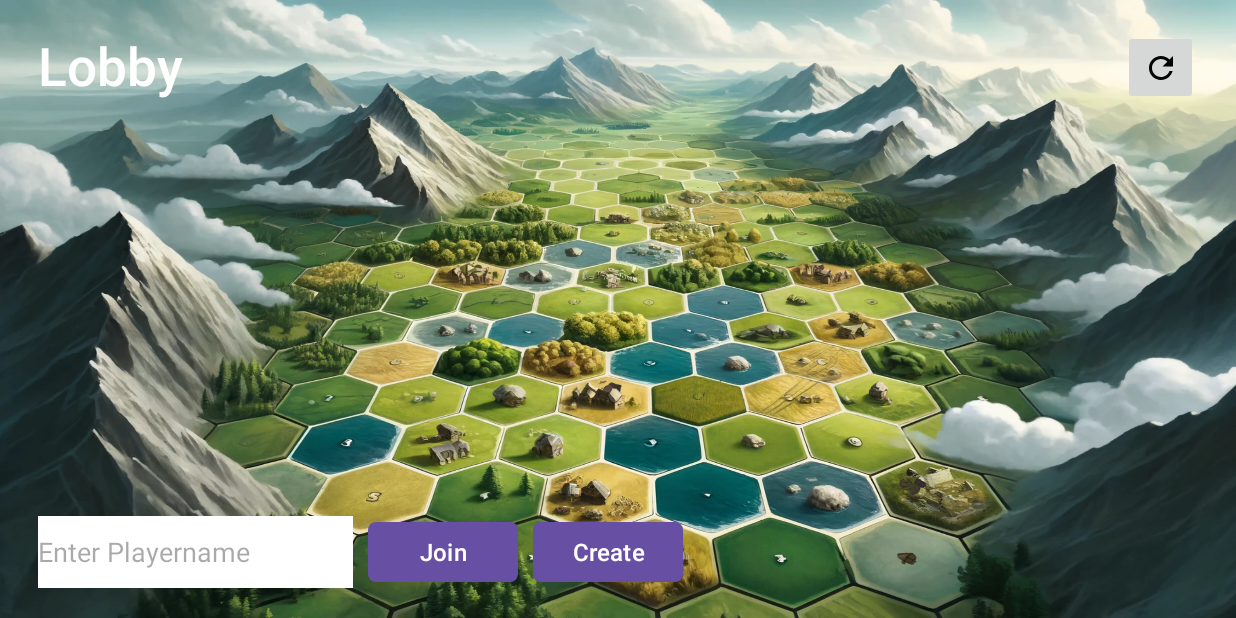
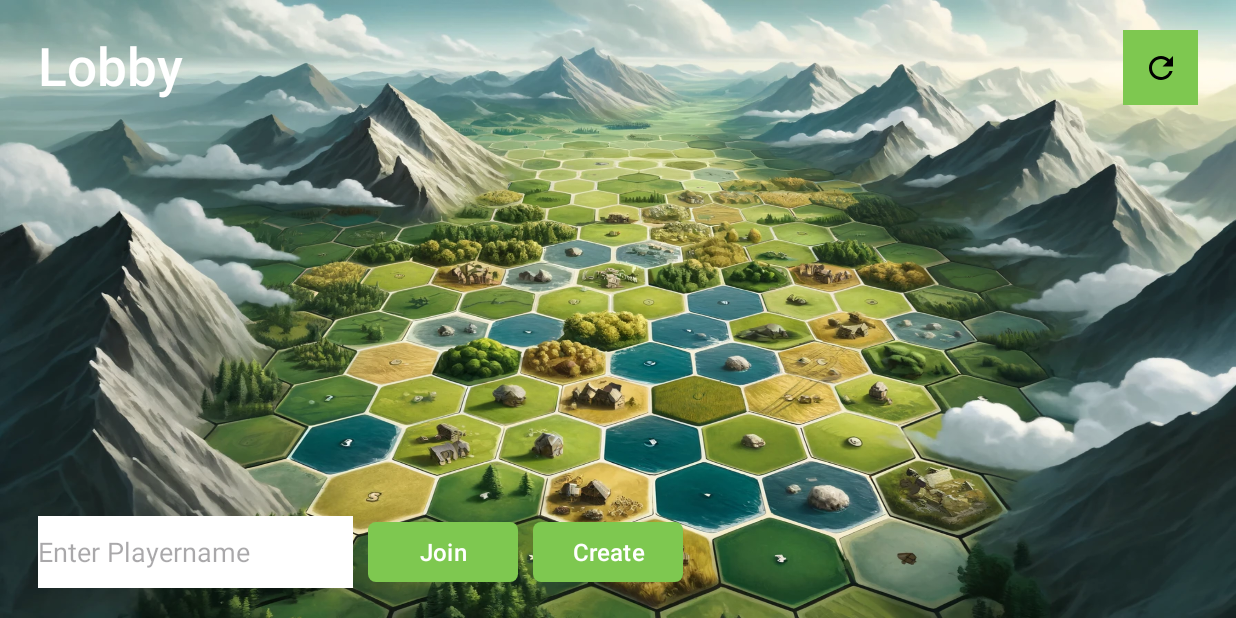
Before and after one commit to SE-II-group2/catan-android, an Android app: the lobbyActivity screen opened directly, with no data from a screen before it, on a phone screen of 824 x 412 dp (held sideways). Run offline under Robolectric (Android 15) with nearby library versions, the phone set to English and light mode, and no system bars; 2 statements that could not run were skipped.

Commit message:
feature: changes styles of material theme for buttons and imagebuttons

```diff
--- a/app/src/main/res/layout/activity_lobbyscreen.xml
+++ b/app/src/main/res/layout/activity_lobbyscreen.xml
@@ -36,6 +36,7 @@
 
     <Button
         android:id="@+id/LobbyJoinButton"
+        style="@style/ButtonStyle"
         android:layout_width="100dp"
         android:layout_height="48dp"
         android:layout_marginStart="10dp"
@@ -48,6 +49,7 @@
 
     <Button
         android:id="@+id/LobbyCreateButton"
+        style="@style/ButtonStyle"
         android:layout_width="100dp"
         android:layout_height="48dp"
         android:layout_marginStart="10dp"
@@ -60,6 +62,7 @@
 
     <ImageButton
         android:id="@+id/LobbyRefreshButton"
+        style="@style/ImageButtonStyle"
         android:layout_width="50dp"
         android:layout_height="50dp"
         android:layout_marginTop="20dp"
--- /dev/null
+++ b/app/src/main/res/values/styles.xml
@@ -0,0 +1,10 @@
+<?xml version="1.0" encoding="utf-8"?>
+<resources>
+    <style name="ButtonStyle" parent="Widget.Material3.Button">
+        <item name="backgroundTint">@color/GrassGreen</item>
+        <item name="cornerRadius">5dp</item>
+    </style>
+    <style name="ImageButtonStyle" parent="Widget.AppCompat.ImageButton">
+        <item name="android:background">@color/GrassGreen</item>
+    </style>
+</resources>
```
